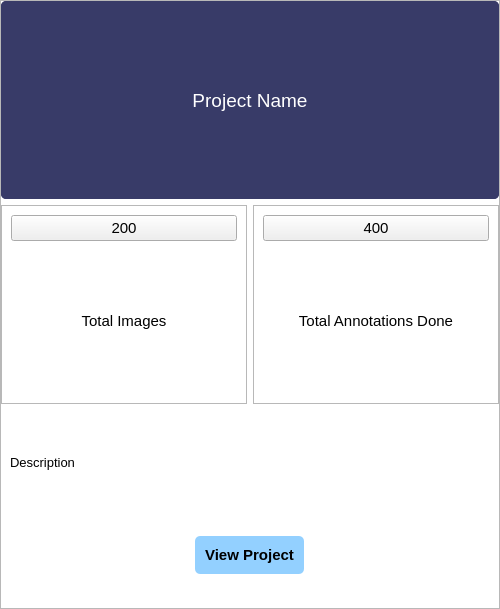
Before: the Qt Designer form uifiles/widget.ui in prabal01pathak/Ai_management_frontend, drawn with Qt 5.
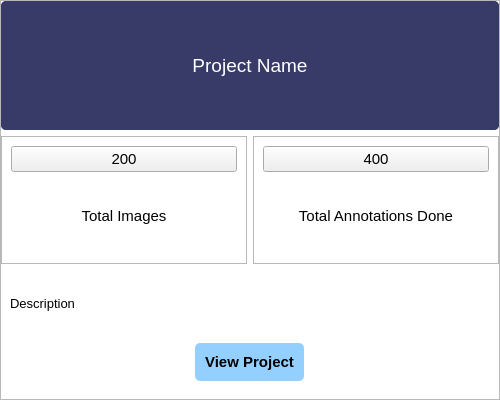
After: the same form once the commit is applied. Icons and pictures are not drawn.

```diff
--- a/uifiles/widget.ui
+++ b/uifiles/widget.ui
@@ -7,19 +7,19 @@
     <x>0</x>
     <y>0</y>
     <width>500</width>
-    <height>609</height>
+    <height>400</height>
    </rect>
   </property>
   <property name="minimumSize">
    <size>
     <width>0</width>
-    <height>200</height>
+    <height>350</height>
    </size>
   </property>
   <property name="maximumSize">
    <size>
     <width>500</width>
-    <height>343434</height>
+    <height>400</height>
    </size>
   </property>
   <property name="windowTitle">
@@ -65,13 +65,13 @@
      <property name="minimumSize">
       <size>
        <width>0</width>
-       <height>200</height>
+       <height>350</height>
       </size>
      </property>
      <property name="maximumSize">
       <size>
        <width>500</width>
-       <height>16777215</height>
+       <height>400</height>
       </size>
      </property>
      <property name="cursor">
```
Left out of the diff: 6 changed lines with no effect on the pictures.
